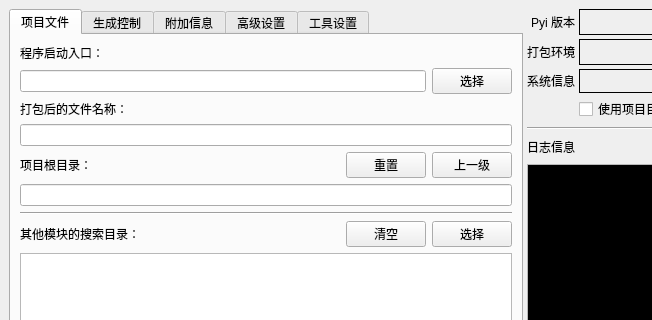
Above: ui/pyitool.ui from hrpzcf/AwesomePyKit before the change; both pictures show x 0 to 652 and y 0 to 320 of the 860 by 722 pixel window. Below: the same form after it.
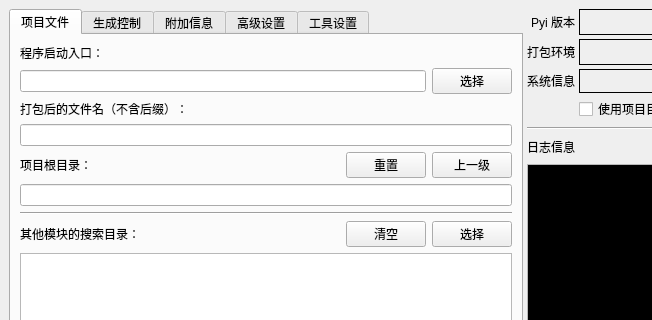
That is the form after the change.

Commit message: 更新<程序打包工具>界面文字

```diff
--- a/ui/pyitool.ui
+++ b/ui/pyitool.ui
@@ -84,7 +84,7 @@
                 <string>打包完成后的exe可执行文件文件的名称，此项留空则使用程序启动入口文件名。</string>
                </property>
                <property name="text">
-                <string>打包后的文件名称：</string>
+                <string>打包后的文件名（不含后缀）：</string>
                </property>
               </widget>
              </item>
```
The commit also changes 1 other file.
